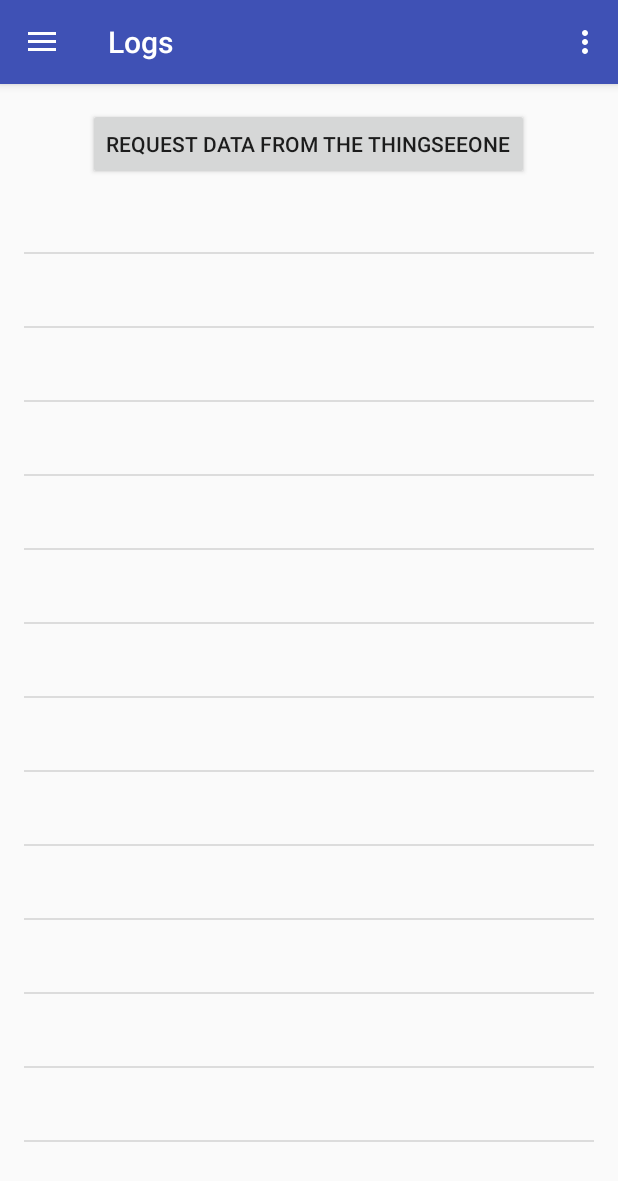
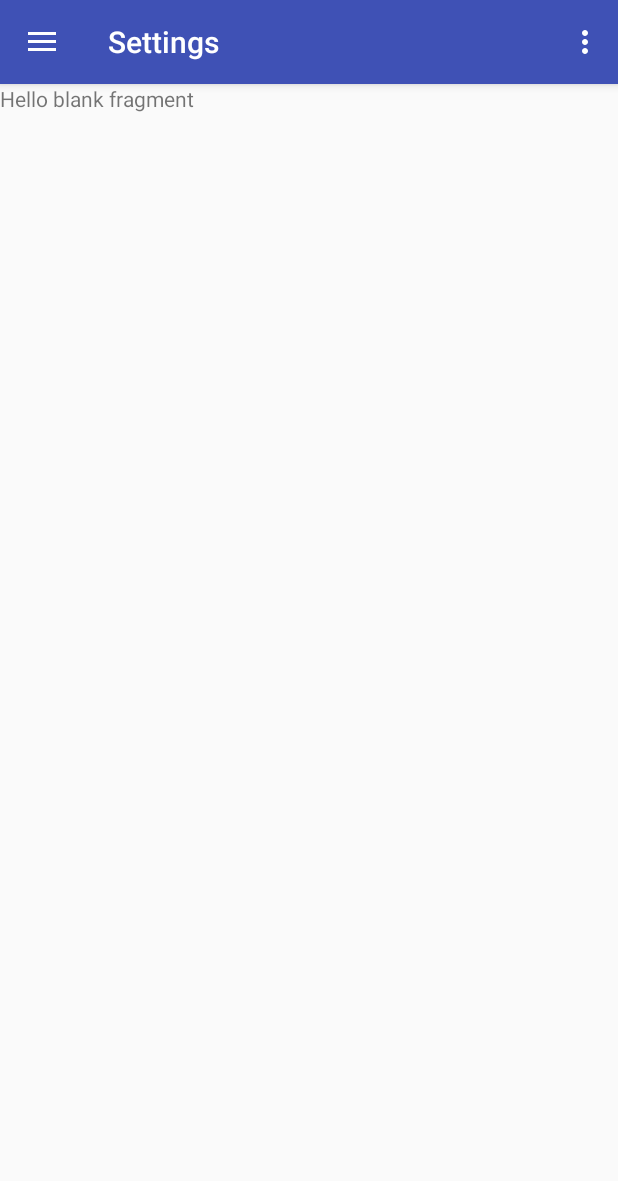
Before and after one commit to awetg/badbadtrack, an Android app: the screen it shows after launch (MainActivity), in the side drawer, after a tap on "Settings", on a phone screen of 412 x 824 dp. Shown: the top 1181 px of the screen. Run offline under Robolectric (Android 15) with nearby library versions, the phone set to English and light mode, and no system bars.

Commit message:
Added more fragment

```diff
--- a/app/src/main/java/com/example/manuel/thingseedemo/MainActivity.java
+++ b/app/src/main/java/com/example/manuel/thingseedemo/MainActivity.java
@@ -107,10 +107,12 @@ private NavigationView navigationView;
                 fragment = new Logs();
                 break;
 
-            case R.id.nav_slideshow:
+            case R.id.history:
+                fragment = new History();
                 break;
 
             case R.id.settings:
+                fragment = new Settings();
                 break;
 
             case R.id.share:
--- a/app/src/main/java/com/example/manuel/thingseedemo/Map.java
+++ b/app/src/main/java/com/example/manuel/thingseedemo/Map.java
@@ -1,7 +1,10 @@
 package com.example.manuel.thingseedemo;
 
 
+import android.Manifest;
+import android.content.pm.PackageManager;
 import android.os.Bundle;
+import android.support.v4.app.ActivityCompat;
 import android.support.v4.app.Fragment;
 import android.support.annotation.Nullable;
 import android.view.LayoutInflater;
@@ -23,14 +26,22 @@ import com.google.android.gms.maps.model.MarkerOptions;
  */
 public class Map extends Fragment implements OnMapReadyCallback {
 
+    @Override
+    public void onViewCreated(View view, @Nullable Bundle savedInstanceState) {
+        super.onViewCreated(view, savedInstanceState);
+        SupportMapFragment mapFragment = (SupportMapFragment) getChildFragmentManager().findFragmentById(R.id.map);
+        mapFragment.getMapAsync(this);
+
+    }
     private View myView;
+
+
     GoogleMap myMap;
 
 
     public Map() {
         // Required empty public constructor
     }
-
 
     @Override
     public View onCreateView(LayoutInflater inflater, ViewGroup container,
@@ -43,16 +54,7 @@ public class Map extends Fragment implements OnMapReadyCallback {
         myView = inflater.inflate(R.layout.fragment_map, container, false);
 
 
-
         return myView;
-    }
-
-    @Override
-    public void onViewCreated(View view, @Nullable Bundle savedInstanceState) {
-        super.onViewCreated(view, savedInstanceState);
-        SupportMapFragment mapFragment = (SupportMapFragment) getChildFragmentManager().findFragmentById(R.id.map);
-        mapFragment.getMapAsync(this);
-
     }
 
     @Override
@@ -65,6 +67,22 @@ public class Map extends Fragment implements OnMapReadyCallback {
         myMap.addMarker(options1);
         myMap.moveCamera(CameraUpdateFactory.newLatLngZoom(metropolia, 15));
 
+        if (ActivityCompat.checkSelfPermission(getActivity(), Manifest.permission.ACCESS_FINE_LOCATION) != PackageManager.PERMISSION_GRANTED
+                && ActivityCompat.checkSelfPermission(getActivity(), Manifest.permission.ACCESS_COARSE_LOCATION) != PackageManager.PERMISSION_GRANTED) {
+            // TODO: Consider calling
+            //    ActivityCompat#requestPermissions
+            // here to request the missing permissions, and then overriding
+            //   public void onRequestPermissionsResult(int requestCode, String[] permissions,
+            //                                          int[] grantResults)
+            // to handle the case where the user grants the permission. See the documentation
+            // for ActivityCompat#requestPermissions for more details.
+            return;
+        }
+        myMap.setMyLocationEnabled(true);
+
+
+        myMap.getUiSettings().setZoomControlsEnabled(true);
+
 
     }
 }
--- /dev/null
+++ b/app/src/main/java/com/example/manuel/thingseedemo/Settings.java
@@ -0,0 +1,29 @@
+package com.example.manuel.thingseedemo;
+
+
+import android.os.Bundle;
+import android.support.v4.app.Fragment;
+import android.view.LayoutInflater;
+import android.view.View;
+import android.view.ViewGroup;
+
+
+/**
+ * A simple {@link Fragment} subclass.
+ */
+public class Settings extends Fragment {
+
+
+    public Settings() {
+        // Required empty public constructor
+    }
+
+
+    @Override
+    public View onCreateView(LayoutInflater inflater, ViewGroup container,
+                             Bundle savedInstanceState) {
+        // Inflate the layout for this fragment
+        return inflater.inflate(R.layout.fragment_settings, container, false);
+    }
+
+}
--- /dev/null
+++ b/app/src/main/res/layout/fragment_settings.xml
@@ -0,0 +1,13 @@
+<FrameLayout xmlns:android="http://schemas.android.com/apk/res/android"
+    xmlns:tools="http://schemas.android.com/tools"
+    android:layout_width="match_parent"
+    android:layout_height="match_parent"
+    tools:context="com.example.manuel.thingseedemo.Settings">
+
+    <!-- TODO: Update blank fragment layout -->
+    <TextView
+        android:layout_width="match_parent"
+        android:layout_height="match_parent"
+        android:text="@string/hello_blank_fragment" />
+
+</FrameLayout>
--- a/app/src/main/res/menu/activity_main_drawer.xml
+++ b/app/src/main/res/menu/activity_main_drawer.xml
@@ -13,9 +13,9 @@
             android:icon="@drawable/icon_logs"
             android:title="Logs" />
         <item
-            android:id="@+id/nav_slideshow"
+            android:id="@+id/history"
             android:icon="@drawable/icon_build"
-            android:title="Item" />
+            android:title="History" />
         <item
             android:id="@+id/settings"
             android:icon="@drawable/icon_settings"
```
Also changed, not shown: app/src/main/java/com/example/manuel/thingseedemo/History.java (added, +29 -0 lines), app/src/main/res/layout/fragment_history.xml (added, +13 -0 lines).
